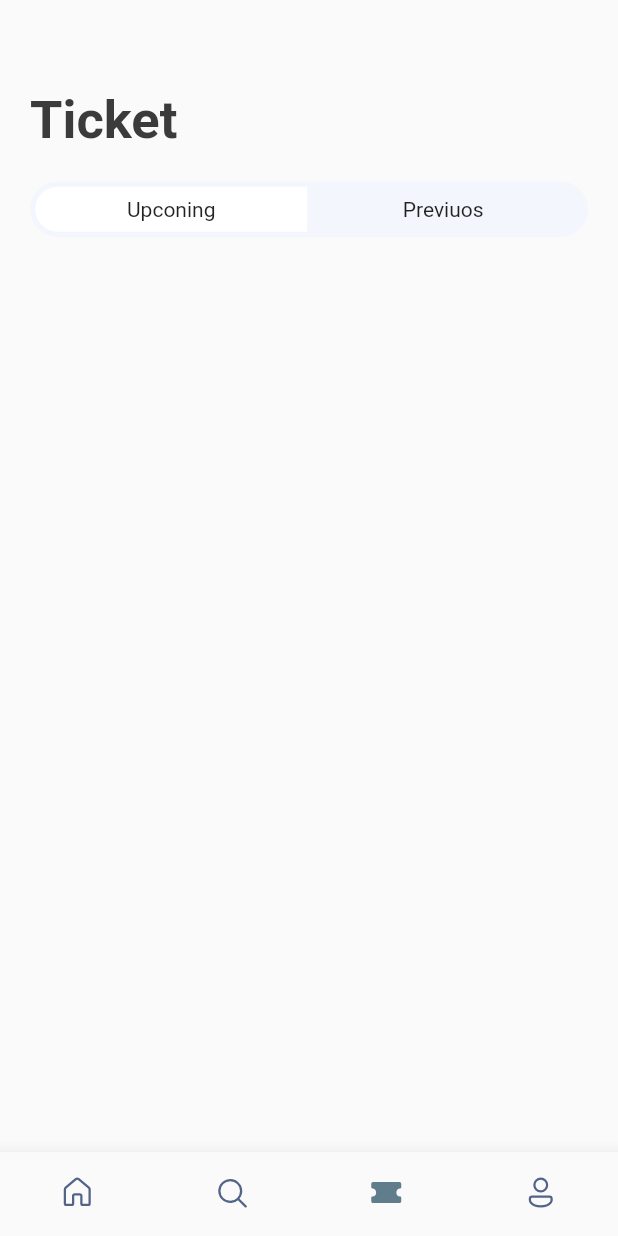
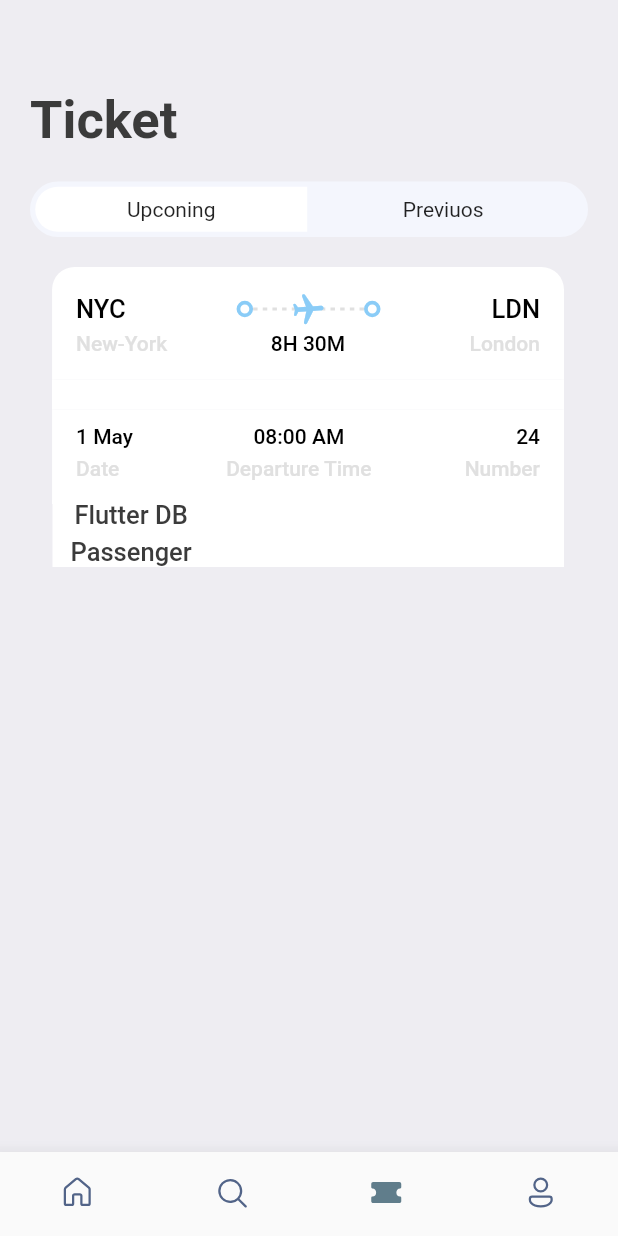
Before and after one commit to helalramadan/Rahala_app, a Flutter app: the screen it shows after launch, item 3 of the bottom bar chosen, on a phone screen of 412 x 824 dp. Run offline on Flutter 3.47's test engine with Material 2 defaults, Android fonts, the phone set to English and light mode, and no system bars; our stand-ins replace fluentui_icons, gap, get.

Commit message:
upload files

```diff
--- a/lib/screens/home_screen.dart
+++ b/lib/screens/home_screen.dart
@@ -3,7 +3,7 @@ import 'package:flutter/material.dart';
 import 'package:gap/gap.dart';
 import 'package:rahala/screens/hotel_screen.dart';
 import 'package:rahala/screens/ticket_screen_view.dart';
-import 'package:rahala/uintes/app_info_hotel.dart';
+import 'package:rahala/uintes/app_info_hotel&tickets.dart';
 import 'package:rahala/uintes/app_style.dart';
 import 'package:rahala/uintes/app_textbar_widgets.dart';
 
--- a/lib/screens/ticket_screen.dart
+++ b/lib/screens/ticket_screen.dart
@@ -1,6 +1,8 @@
 import 'package:flutter/material.dart';
 import 'package:gap/gap.dart';
+import 'package:rahala/screens/ticket_screen_view.dart';
 import 'package:rahala/uintes/app_bat_tap.dart';
+import 'package:rahala/uintes/app_info_hotel&tickets.dart';
 import 'package:rahala/uintes/app_layout.dart';
 import 'package:rahala/uintes/app_style.dart';
 
@@ -10,12 +12,13 @@ class TicketScreen extends StatelessWidget {
   @override
   Widget build(BuildContext context) {
     return Scaffold(
+      backgroundColor: Styles.bgColor,
       body: Stack(
         children: [
-
           Padding(
             padding: EdgeInsets.all(
-              AppLayout.getHeight(20),),
+              AppLayout.getHeight(20),
+            ),
             child: ListView(
               children: [
                 Gap(
@@ -33,6 +36,46 @@ class TicketScreen extends StatelessWidget {
                 AppBarTap(
                   text1: 'Upconing',
                   text2: 'Previuos',
+                ),
+                Gap(
+                  AppLayout.getHeight(20),
+                ),
+                //ticket box screen view
+                Container(
+                  padding: EdgeInsets.only(left: AppLayout.getHeight(14.7)),
+                  child: TicketScreen_View(
+                      ticketList: ticketList[0], isColor: true),
+                ),
+                Padding(
+                  padding:
+                      EdgeInsets.symmetric(horizontal: AppLayout.getHeight(15)),
+                  child: Container(
+                    margin: EdgeInsets.only(right: AppLayout.getHeight(1)),
+                    padding: EdgeInsets.symmetric(
+                        horizontal: AppLayout.getHeight(12)),
+                    color: Colors.white,
+                    child: Column(
+                      children: [
+                        Row(
+                          children: [
+                            Column(
+                              children: [
+                                Text(
+                                  'Flutter DB',
+                                  style: Styles.headLine_Style_3,
+                                ),
+                                Gap(AppLayout.getHeight(5)),
+                                Text(
+                                  'Passenger',
+                                  style: Styles.headLine_Style_3,
+                                ),
+                              ],
+                            )
+                          ],
+                        ),
+                      ],
+                    ),
+                  ),
                 )
               ],
             ),
--- a/lib/screens/ticket_screen_view.dart
+++ b/lib/screens/ticket_screen_view.dart
@@ -1,22 +1,26 @@
 import 'package:flutter/material.dart';
 import 'package:gap/gap.dart';
+import 'package:get/get_utils/get_utils.dart';
 import 'package:rahala/uintes/app_layout.dart';
 import 'package:rahala/uintes/app_style.dart';
 import 'package:rahala/widgets/thickcontainer.dart';
 
 class TicketScreen_View extends StatelessWidget {
-  final Map<String, dynamic>? ticketList;
+  final Map<String, dynamic> ticketList;
+  final bool? isColor;
 
-  const TicketScreen_View({Key? key, this.ticketList}) : super(key: key);
+  const TicketScreen_View({Key? key, required this.ticketList, this.isColor})
+      : super(key: key);
 
   Widget build(BuildContext context) {
     final size = AppLayout.getSize(context);
     return Container(
       width: size.width * 0.85,
-      height: 200,
+      height: AppLayout.getHeight(GetPlatform.isAndroid == true ? 155 : 158),
       child: Container(
-        margin: EdgeInsets.only(right: 16),
+        margin: EdgeInsets.only(right: AppLayout.getHeight(16)),
         child: Column(
+          mainAxisSize: MainAxisSize.min,
           children: [
             /*
             show the blue part of the card/ticket
@@ -24,7 +28,9 @@ class TicketScreen_View extends StatelessWidget {
             Container(
               padding: EdgeInsets.all(AppLayout.getHeight(16)),
               decoration: BoxDecoration(
-                color: Styles.orangeColor,
+                color: isColor == false || isColor == null
+                    ? Styles.orangeColor
+                    : Colors.white,
                 borderRadius: BorderRadius.only(
                   topLeft: Radius.circular(AppLayout.getHeight(15)),
                   topRight: Radius.circular(AppLayout.getHeight(15)),
@@ -35,12 +41,16 @@ class TicketScreen_View extends StatelessWidget {
                   Row(
                     children: [
                       Text(
-                        '${ticketList!['from']['code']}',
-                        style: Styles.headLine_Style_3
-                            .copyWith(color: Colors.white),
+                        '${ticketList['from']['code']}',
+                        style: Styles.headLine_Style_3.copyWith(
+                            color: isColor == false || isColor == null
+                                ? Colors.white
+                                : Colors.black),
                       ),
                       Spacer(),
-                      ThickContainer(),
+                      isColor == false || isColor == null
+                          ? ThickContainer()
+                          : ThickContainer_1(),
                       Expanded(
                         child: Stack(
                           children: [
@@ -62,7 +72,10 @@ class TicketScreen_View extends StatelessWidget {
                                               height: 2,
                                               child: DecoratedBox(
                                                 decoration: BoxDecoration(
-                                                    color: Colors.white),
+                                                    color: isColor == false ||
+                                                            isColor == null
+                                                        ? Colors.white
+                                                        : Colors.grey.shade300),
                                               ),
                                             )),
                                   );
@@ -74,19 +87,25 @@ class TicketScreen_View extends StatelessWidget {
                                 angle: 1.5,
                                 child: Icon(
                                   Icons.airplanemode_active_rounded,
-                                  color: Colors.white,
+                                  color: isColor == false || isColor == null
+                                      ? Colors.white
+                                      : Color(0xff8accf7),
                                 ),
                               ),
                             ),
                           ],
                         ),
                       ),
-                      ThickContainer(),
+                      isColor == false || isColor == null
+                          ? ThickContainer()
+                          : ThickContainer_1(),
                       Spacer(),
                       Text(
-                        '${ticketList!['to']['code']}',
+                        '${ticketList['to']['code']}',
                         style: Styles.headLine_Style_3.copyWith(
-                          color: Colors.white,
+                          color: isColor == false || isColor == null
+                              ? Colors.white
+                              : Colors.black,
                         ),
                       ),
                     ],
@@ -98,23 +117,29 @@ class TicketScreen_View extends StatelessWidget {
                       Container(
                         width: AppLayout.getWidth(100),
                         child: Text(
-                          '${ticketList!['from']['name']}',
-                          style: Styles.headLine_Style_4
-                              .copyWith(color: Colors.white),
+                          '${ticketList['from']['name']}',
+                          style: Styles.headLine_Style_4.copyWith(
+                              color: isColor == false || isColor == null
+                                  ? Colors.white
+                                  : Colors.grey.shade300),
                         ),
                       ),
                       Text(
-                        '${ticketList!['fly_time']}',
-                        style: Styles.headLine_Style_4
-                            .copyWith(color: Colors.white),
+                        '${ticketList['fly_time']}',
+                        style: Styles.headLine_Style_4.copyWith(
+                            color: isColor == false || isColor == null
+                                ? Colors.white
+                                : Colors.black),
                       ),
                       Container(
                         width: AppLayout.getWidth(100),
                         child: Text(
-                          '${ticketList!['to']['name']}',
+                          '${ticketList['to']['name']}',
                           textAlign: TextAlign.end,
-                          style: Styles.headLine_Style_4
-                              .copyWith(color: Colors.white),
+                          style: Styles.headLine_Style_4.copyWith(
+                              color: isColor == false || isColor == null
+                                  ? Colors.white
+                                  : Colors.grey.shade300),
                         ),
                       ),
                     ],
@@ -126,7 +151,9 @@ class TicketScreen_View extends StatelessWidget {
             show the orange part of the card/ticket
              */
             Container(
-              color: Colors.redAccent,
+              color: isColor == false || isColor == null
+                  ? Colors.redAccent
+                  : Colors.white,
               child: Row(
                 children: [
                   Container(
@@ -134,7 +161,9 @@ class TicketScreen_View extends StatelessWidget {
                     width: 10,
                     padding: EdgeInsets.all(AppLayout.getHeight(16)),
                     decoration: BoxDecoration(
-                      color: Colors.white,
+                      color: isColor == false || isColor == null
+                          ? Colors.grey.shade300
+                          : Colors.white,
                       borderRadius: BorderRadius.only(
                         topRight: Radius.circular(AppLayout.getHeight(15)),
                         bottomRight: Radius.circular(AppLayout.getHeight(15)),
@@ -154,8 +183,13 @@ class TicketScreen_View extends StatelessWidget {
                                       width: AppLayout.getHeight(5),
                                       height: AppLayout.getHeight(2),
                                       child: DecoratedBox(
-                                          decoration: BoxDecoration(
-                                              color: Colors.white)),
+                                        decoration: BoxDecoration(
+                                          color: isColor == false ||
+                                                  isColor == null
+                                              ? Colors.grey.shade300
+                                              : Colors.white,
+                                        ),
+                                      ),
                                     )),
                           );
                         },
@@ -167,7 +201,9 @@ class TicketScreen_View extends StatelessWidget {
                     width: AppLayout.getWidth(10),
                     padding: EdgeInsets.all(AppLayout.getHeight(16)),
                     decoration: BoxDecoration(
-                      color: Colors.white,
+                      color: isColor == false || isColor == null
+                          ? Colors.grey.shade300
+                          : Colors.white,
                       borderRadius: BorderRadius.only(
                         topLeft: Radius.circular(AppLayout.getHeight(15)),
                         bottomLeft: Radius.circular(AppLayout.getHeight(15)),
@@ -188,10 +224,14 @@ class TicketScreen_View extends StatelessWidget {
                 top: AppLayout.getHeight(10),
               ),
               decoration: BoxDecoration(
-                color: Colors.redAccent,
+                color: isColor == false || isColor == null
+                    ? Colors.redAccent
+                    : Colors.white,
                 borderRadius: BorderRadius.only(
-                  bottomLeft: Radius.circular(AppLayout.getHeight(15)),
-                  bottomRight: Radius.circular(AppLayout.getHeight(15)),
+                  bottomLeft: Radius.circular(AppLayout.getHeight(
+                      isColor == null || isColor == false ? 15 : 0)),
+                  bottomRight: Radius.circular(AppLayout.getHeight(
+                      isColor == null || isColor == false ? 15 : 0)),
                 ),
               ),
               child: Column(
@@ -203,15 +243,19 @@ class TicketScreen_View extends StatelessWidget {
                         crossAxisAlignment: CrossAxisAlignment.start,
                         children: [
                           Text(
-                            '${ticketList!['date']}',
-                            style: Styles.headLine_Style_4
-                                .copyWith(color: Colors.white),
+                            '${ticketList['date']}',
+                            style: Styles.headLine_Style_4.copyWith(
+                                color: isColor == false || isColor == null
+                                    ? Colors.white
+                                    : Colors.black),
                           ),
                           Gap(5),
                           Text(
                             'Date',
-                            style: Styles.headLine_Style_4
-                                .copyWith(color: Colors.white),
+                            style: Styles.headLine_Style_4.copyWith(
+                                color: isColor == false || isColor == null
+                                    ? Colors.white
+                                    : Colors.grey.shade300),
                           ),
                         ],
                       ),
@@ -219,15 +263,19 @@ class TicketScreen_View extends StatelessWidget {
                         crossAxisAlignment: CrossAxisAlignment.center,
                         children: [
                           Text(
-                            '${ticketList!['departure_time']}',
-                            style: Styles.headLine_Style_4
-                                .copyWith(color: Colors.white),
+                            '${ticketList['departure_time']}',
+                            style: Styles.headLine_Style_4.copyWith(
+                                color: isColor == false || isColor == null
+                                    ? Colors.white
+                                    : Colors.black),
                           ),
                           Gap(5),
                           Text(
                             'Departure Time',
-                            style: Styles.headLine_Style_4
-                                .copyWith(color: Colors.white),
+                            style: Styles.headLine_Style_4.copyWith(
+                                color: isColor == false || isColor == null
+                                    ? Colors.white
+                                    : Colors.grey.shade300),
                           ),
                         ],
                       ),
@@ -235,15 +283,19 @@ class TicketScreen_View extends StatelessWidget {
                         crossAxisAlignment: CrossAxisAlignment.end,
                         children: [
                           Text(
-                            '${ticketList!['number']}',
-                            style: Styles.headLine_Style_4
-                                .copyWith(color: Colors.white),
+                            '${ticketList['number']}',
+                            style: Styles.headLine_Style_4.copyWith(
+                                color: isColor == false || isColor == null
+                                    ? Colors.white
+                                    : Colors.black),
                           ),
                           Gap(5),
                           Text(
                             'Number',
-                            style: Styles.headLine_Style_4
-                                .copyWith(color: Colors.white),
+                            style: Styles.headLine_Style_4.copyWith(
+                                color: isColor == false || isColor == null
+                                    ? Colors.white
+                                    : Colors.grey.shade300),
                           ),
                         ],
                       ),
--- a/lib/widgets/thickcontainer.dart
+++ b/lib/widgets/thickcontainer.dart
@@ -2,6 +2,8 @@ import 'package:flutter/cupertino.dart';
 import 'package:flutter/material.dart';
 
 class ThickContainer extends StatelessWidget {
+
+
   const ThickContainer({Key? key}) : super(key: key);
 
   @override
@@ -10,8 +12,32 @@ class ThickContainer extends StatelessWidget {
       padding: EdgeInsets.all(3),
       decoration: BoxDecoration(
         borderRadius: BorderRadius.circular(20),
-        border: Border.all(width: 2.5, color: Colors.white),
+        border: Border.all(
+            width: 2.5,
+            color:
+            Colors.white
+        ),
       ),
     );
   }
 }
+
+class ThickContainer_1 extends StatelessWidget {
+
+
+  const ThickContainer_1({Key? key,}) : super(key: key);
+
+  @override
+  Widget build(BuildContext context) {
+    return Container(
+      padding: EdgeInsets.all(3),
+      decoration: BoxDecoration(
+        borderRadius: BorderRadius.circular(20),
+        border: Border.all(
+            width: 2.5,
+            color:
+            Color(0xff8accf7)),
+      ),
+    );
+  }
+}
```
Also changed, not shown: lib/screens/search_screen.dart (+12 -14 lines), lib/uintes/app_info_hotel&tickets.dart (renamed from lib/uintes/app_info_hotel.dart).
